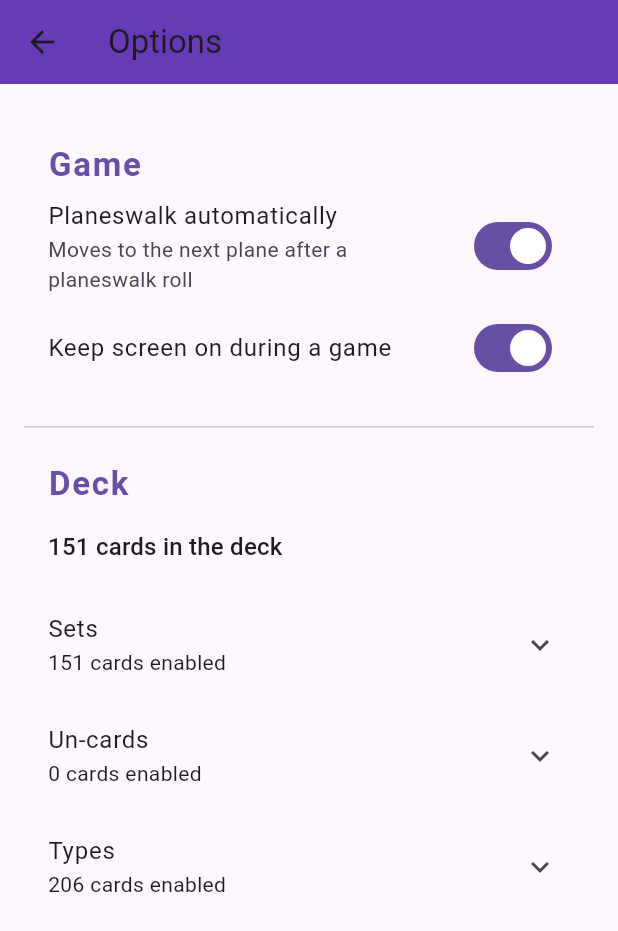
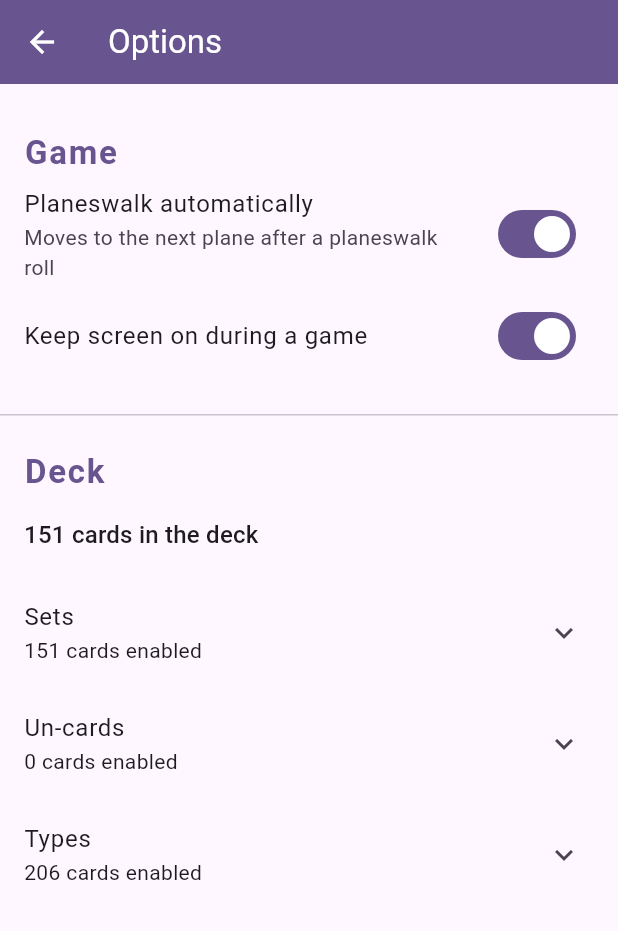
Before and after one commit to Forrest22/planespotting, a Flutter app: the screen it shows after launch, after a tap on "Options", on a phone screen of 412 x 824 dp. Shown: the top 931 px of the screen. Run offline on Flutter 3.47's test engine with Material 3 defaults, Android fonts, the phone set to English and light mode, and no system bars; our stand-ins replace flutter_svg, package_info_plus, shared_preferences, wakelock_plus.

Commit message:
Add purple light/dark theme, shared UI widgets, themed die, card-shaped corners and menu icon

```diff
--- a/lib/main.dart
+++ b/lib/main.dart
@@ -1,9 +1,11 @@
 import 'package:flutter/material.dart';
+import 'package:flutter_svg/flutter_svg.dart';
 import 'package:planespotting/ui/features/about/views/about_screen.dart';
 import 'package:planespotting/data/repositories/card_repository.dart';
 import 'package:planespotting/data/repositories/settings_repository.dart';
 import 'package:planespotting/data/services/card_asset_service.dart';
 import 'package:planespotting/data/services/settings_service.dart';
+import 'package:planespotting/ui/core/theme.dart';
 import 'package:planespotting/ui/features/browser/views/browser_screen.dart';
 import 'package:planespotting/ui/features/game/views/game_screen.dart';
 import 'package:planespotting/ui/features/options/views/options_screen.dart';
@@ -30,6 +32,9 @@ class MyApp extends StatelessWidget {
   Widget build(BuildContext context) {
     return MaterialApp(
       title: 'Planespotting',
+      theme: appTheme(Brightness.light),
+      darkTheme: appTheme(Brightness.dark),
+      themeMode: ThemeMode.system,
       home: MenuScreen(),
       routes: {
         planeschaseStartRoute: (context) => GameScreen(
@@ -50,13 +55,35 @@ class MyApp extends StatelessWidget {
   }
 }
 
+/// The magnifying-glass-over-cards artwork (also the launcher icon), tinted to the theme.
+class _MenuLogo extends StatelessWidget {
+  const _MenuLogo();
+
+  @override
+  Widget build(BuildContext context) {
+    // Smaller in a short window (e.g. a phone on its side) to leave room for the buttons.
+    final size = MediaQuery.sizeOf(context).height < 520 ? 80.0 : 120.0;
+    return Padding(
+      padding: const EdgeInsets.only(bottom: 16),
+      child: SvgPicture.asset(
+        'assets/die/cards-lens.svg',
+        width: size,
+        height: size,
+        excludeFromSemantics: true, // decoration
+        colorFilter: ColorFilter.mode(Theme.of(context).colorScheme.primary, BlendMode.srcIn),
+        errorBuilder: (context, error, stackTrace) => const SizedBox.shrink(),
+      ),
+    );
+  }
+}
+
 class MenuScreen extends StatelessWidget {
   const MenuScreen({super.key});
 
   @override
   Widget build(BuildContext context) {
     return Scaffold(
-      appBar: AppBar(title: Text('Planespotting'), backgroundColor: Colors.deepPurple, foregroundColor: Colors.white),
+      appBar: AppBar(title: const Text('Planespotting')),
       // Scrolls when the window is short (or the text is large), instead of overflowing.
       body: Stack(
         children: [
@@ -66,6 +93,7 @@ class MenuScreen extends StatelessWidget {
               child: Column(
                 mainAxisSize: MainAxisSize.min,
                 children: [
+                  const _MenuLogo(),
                   MenuButton(text: 'Start', onPressed: () => Navigator.pushNamed(context, planeschaseStartRoute), isMain: true),
                   MenuButton(text: 'Browse cards', onPressed: () => Navigator.pushNamed(context, browserRoute)),
                   MenuButton(text: 'Options', onPressed: () => Navigator.pushNamed(context, optionsRoute)),
@@ -123,14 +151,10 @@ class MenuButton extends StatelessWidget {
         constraints: const BoxConstraints(maxWidth: 300),
         child: SizedBox(
           width: double.infinity,
-          child: ElevatedButton(
-            style: ElevatedButton.styleFrom(
-              backgroundColor: isMain ? Colors.deepPurpleAccent : null,
-              foregroundColor: isMain ? Colors.white : null,
-            ),
-            onPressed: onPressed,
-            child: Text(text),
-          ),
+          // The main action is a solid button; the others are a quieter tonal shade.
+          child: isMain
+              ? FilledButton(onPressed: onPressed, child: Text(text))
+              : FilledButton.tonal(onPressed: onPressed, child: Text(text)),
         ),
       )
     );
--- a/lib/ui/core/card_text_panel.dart
+++ b/lib/ui/core/card_text_panel.dart
@@ -1,6 +1,7 @@
 import 'package:flutter/material.dart';
 import 'package:planespotting/domain/formatting.dart';
 import 'package:planespotting/domain/models/planechase_card.dart';
+import 'package:planespotting/ui/core/ui_constants.dart';
 
 /// The card's name, type line, rules text and artist, on a sheet attached to the bottom bar
 /// (or, with a different [borderRadius], a side panel).
@@ -8,7 +9,7 @@ class CardTextPanel extends StatelessWidget {
   const CardTextPanel({
     super.key,
     required this.card,
-    this.borderRadius = const BorderRadius.vertical(top: Radius.circular(20)),
+    this.borderRadius = const BorderRadius.vertical(top: Radius.circular(panelRadius)),
   });
 
   final PlanechaseCard card;
--- /dev/null
+++ b/lib/ui/core/exclude_toggle.dart
@@ -0,0 +1,6 @@
+import 'package:flutter/material.dart';
+
+/// The icon and label for the control that takes a card out of (or puts it back in) the game.
+IconData excludeIcon(bool excluded) => excluded ? Icons.undo : Icons.block;
+
+String excludeLabel(bool excluded) => excluded ? 'Include in game' : 'Exclude from game';
--- /dev/null
+++ b/lib/ui/core/theme.dart
@@ -0,0 +1,15 @@
+import 'package:flutter/material.dart';
+
+/// The app's theme: Material 3, seeded from deep purple, in light or dark.
+ThemeData appTheme(Brightness brightness) {
+  final scheme = ColorScheme.fromSeed(seedColor: Colors.deepPurple, brightness: brightness);
+  // M3's dark `primary` is a pale lavender, so dark mode uses the container to keep the bars deep purple.
+  final (barColor, onBarColor) = brightness == Brightness.light
+      ? (scheme.primary, scheme.onPrimary)
+      : (scheme.primaryContainer, scheme.onPrimaryContainer);
+  return ThemeData(
+    useMaterial3: true,
+    colorScheme: scheme,
+    appBarTheme: AppBarTheme(backgroundColor: barColor, foregroundColor: onBarColor),
+  );
+}
--- /dev/null
+++ b/lib/ui/core/ui_constants.dart
@@ -0,0 +1,17 @@
+/// Widest a column of text or tiles gets in a big window.
+const double contentMaxWidth = 600;
+
+/// A card's corner radius as a share of its short side (a real card's is about 4.8%). Slightly
+/// over rather than under, because the card's border is black and a wedge of the filled-in
+/// corner would show otherwise.
+const double cardCornerRatio = 0.055;
+
+/// How far in from the image's edge a card is cut, as a share of its short side. The files have a
+/// faint light fringe on the outermost pixels, which would show as a line against a dark background.
+const double cardEdgeTrim = 0.004;
+
+/// Corner radius of panels, sheets and banners.
+const double panelRadius = 20;
+
+/// "1 card" or "3 cards".
+String cardCount(int count) => '$count ${count == 1 ? 'card' : 'cards'}';
--- a/lib/ui/features/options/views/options_screen.dart
+++ b/lib/ui/features/options/views/options_screen.dart
@@ -2,6 +2,7 @@ import 'package:flutter/material.dart';
 import 'package:planespotting/data/repositories/card_repository.dart';
 import 'package:planespotting/data/repositories/settings_repository.dart';
 import 'package:planespotting/routes.dart';
+import 'package:planespotting/ui/core/ui_constants.dart';
 import 'package:planespotting/ui/features/options/view_models/options_view_model.dart';
 
 class OptionsScreen extends StatefulWidget {
@@ -33,16 +34,15 @@ class _OptionsScreenState extends State<OptionsScreen> {
   @override
   Widget build(BuildContext context) {
     return Scaffold(
-      appBar: AppBar(
-        title: const Text('Options'),
-        backgroundColor: Colors.deepPurple,
-      ),
-      body: Padding(
-        padding: const EdgeInsets.all(16.0),
-        child: ListenableBuilder(
+      appBar: AppBar(title: const Text('Options')),
+      body: Center(
+        child: ConstrainedBox(
+          constraints: const BoxConstraints(maxWidth: contentMaxWidth),
+          child: ListenableBuilder(
           listenable: viewModel,
           builder: (context, _) {
             return ListView(
+              padding: const EdgeInsets.symmetric(vertical: 8),
               children: [
                 const _SectionHeader('Game'),
                 SwitchListTile(
@@ -69,6 +69,7 @@ class _OptionsScreenState extends State<OptionsScreen> {
               ],
             );
           },
+          ),
         ),
       ),
     );
@@ -107,13 +108,15 @@ class _DeckTotalTile extends StatelessWidget {
 
   @override
   Widget build(BuildContext context) {
+    final theme = Theme.of(context);
+    // An empty deck can't be played, so it reads as a warning.
+    final empty = count == 0;
     return ListTile(
-      title: Text(
-        '$count ${count == 1 ? 'card' : 'cards'} in the deck',
-        style: Theme.of(context).textTheme.titleMedium,
-      ),
-      subtitle:
-          count == 0 ? const Text('Turn on at least one set and type') : null,
+      leading: empty ? Icon(Icons.warning_amber_rounded, color: theme.colorScheme.error) : null,
+      title: Text('${cardCount(count)} in the deck', style: theme.textTheme.titleMedium),
+      subtitle: empty
+          ? Text('Turn on at least one set and type', style: TextStyle(color: theme.colorScheme.error))
+          : null,
     );
   }
 }
@@ -129,18 +132,13 @@ class _SectionTile extends StatelessWidget {
     return ExpansionTile(
       title: Text(section.title),
       subtitle: Text(
-        '${section.enabledCardCount} ${section.enabledCardCount == 1 ? 'card' : 'cards'} enabled',
+        '${cardCount(section.enabledCardCount)} enabled',
       ),
       children: [
-        Row(
-          mainAxisAlignment: MainAxisAlignment.end,
-          children: [
-            Checkbox(
-              value: section.allEnabled,
-              onChanged: (value) => section.onSetAll(value ?? false),
-            ),
-            const Text('Select All'),
-          ],
+        CheckboxListTile(
+          title: const Text('Select all'),
+          value: section.allEnabled,
+          onChanged: (value) => section.onSetAll(value ?? false),
         ),
         for (final item in section.items)
           CheckboxListTile(
@@ -159,6 +157,17 @@ class _ExcludedCardsTile extends StatelessWidget {
 
   final OptionsViewModel viewModel;
 
+  Future<void> _restore(BuildContext context) async {
+    final messenger = ScaffoldMessenger.of(context);
+    final restored = await viewModel.restoreExcluded();
+    messenger.showSnackBar(
+      SnackBar(
+        content: Text('${cardCount(restored.length)} restored'),
+        action: SnackBarAction(label: 'Undo', onPressed: () => viewModel.undoRestore(restored)),
+      ),
+    );
+  }
+
   @override
   Widget build(BuildContext context) {
     final count = viewModel.excludedCount;
@@ -166,9 +175,7 @@ class _ExcludedCardsTile extends StatelessWidget {
       children: [
         ListTile(
           title: const Text('Excluded cards'),
-          subtitle: Text(
-            '$count ${count == 1 ? 'card' : 'cards'} excluded individually',
-          ),
+          subtitle: Text('${cardCount(count)} excluded individually'),
         ),
         // Wraps onto two lines when there isn't room for both buttons side by side.
         Padding(
@@ -178,10 +185,10 @@ class _ExcludedCardsTile extends StatelessWidget {
             children: [
               TextButton(
                 onPressed: () => Navigator.pushNamed(context, browserRoute),
-                child: const Text('Browse'),
+                child: const Text('Browse cards'),
               ),
               TextButton(
-                onPressed: viewModel.restoreExcluded,
+                onPressed: () => _restore(context),
                 child: const Text('Restore all'),
               ),
             ],
```
Also changed, not shown: lib/ui/core/app_bar_title.dart (added, +21 -0 lines), lib/ui/core/card_border.dart (added, +29 -0 lines), lib/ui/core/card_image.dart (+6 -5 lines), lib/ui/core/empty_state.dart (added, +33 -0 lines), lib/ui/core/zoomable_card.dart (added, +74 -0 lines), lib/ui/features/about/views/about_screen.dart (+7 -8 lines), lib/ui/features/browser/views/browser_screen.dart (+17 -21 lines), lib/ui/features/browser/views/card_viewer_screen.dart (+14 -30 lines), lib/ui/features/game/view_models/game_view_model.dart (+6 -4 lines), lib/ui/features/game/views/game_screen.dart (+67 -77 lines), lib/ui/features/game/views/planar_die_button.dart (+27 -22 lines), lib/ui/features/options/view_models/options_view_model.dart (+9 -1 lines), lib/theme.dart (deleted), 3 other files.
